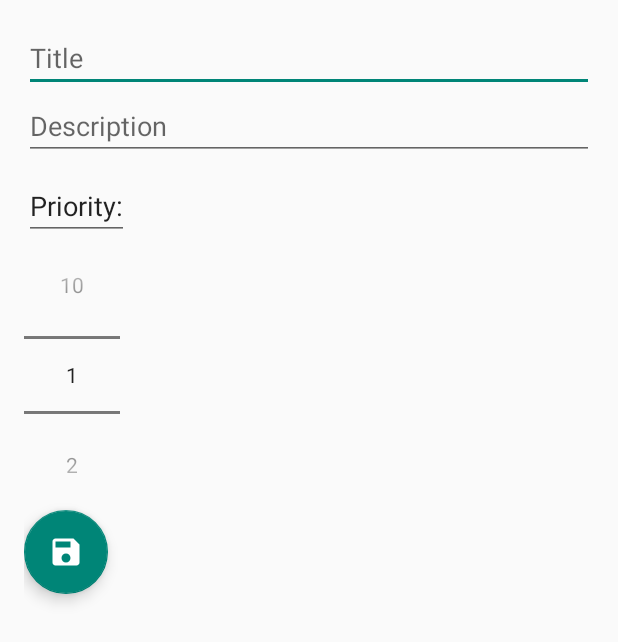
After one commit to shadowmanpat/ArchiterctureExample, an Android app: the AddNoteActivity screen opened directly, with no data from a screen before it, on a phone screen of 412 x 824 dp. The commit adds this screen. Shown: the top 642 px of the screen. Run offline under Robolectric (Android 15) with nearby library versions, the phone set to English and light mode, and no system bars.

Commit message:
save note

```diff
--- a/app/src/main/AndroidManifest.xml
+++ b/app/src/main/AndroidManifest.xml
@@ -19,7 +19,8 @@
         <activity
             android:name=".DrawerActivity"
             android:label="@string/title_activity_drawer"
-            android:theme="@style/Theme.AppCompat.Light.NoActionBar"></activity>
+            android:theme="@style/Theme.AppCompat.Light.NoActionBar" />
+        <activity android:name=".AddNoteActivity"></activity>
     </application>
 
 </manifest>
--- /dev/null
+++ b/app/src/main/java/com/nickagas/architerctureexample/AddNoteActivity.kt
@@ -0,0 +1,71 @@
+package com.nickagas.architerctureexample
+
+import android.app.Activity
+import android.content.Intent
+import android.support.v7.app.AppCompatActivity
+import android.os.Bundle
+import android.view.Menu
+import android.view.MenuItem
+import android.widget.Toast
+import kotlinx.android.synthetic.main.activity_add_note.*
+
+class AddNoteActivity : AppCompatActivity() {
+    companion object {
+        const val EXTRA_TITLE = "com.nickagas.architerctureexample.EXTRA_TITLE"
+        const val EXTRA_DESCRIPTION = "com.nickagas.architerctureexample.EXTRA_DESCRIPTION"
+        const val EXTRA_PRIORITY = "com.nickagas.architerctureexample.EXTRA_PRIORITY"
+    }
+
+    override fun onCreate(savedInstanceState: Bundle?) {
+
+
+        super.onCreate(savedInstanceState)
+        setContentView(R.layout.activity_add_note)
+
+        number_picker_priority.minValue = 1
+        number_picker_priority.maxValue =10
+        supportActionBar?.setHomeAsUpIndicator(R.drawable.ic_close)
+        setTitle("Add Note")
+
+        save_fab.setOnClickListener {
+            saveNote()
+        }
+    }
+
+    override fun onCreateOptionsMenu(menu: Menu?): Boolean {
+
+        var menuInflater = menuInflater
+        menuInflater.inflate(R.menu.add_note_menu, menu)
+        return true
+    }
+
+    override fun onOptionsItemSelected(item: MenuItem?): Boolean {
+
+        if(item?.itemId==R.id.save_note){
+            saveNote()
+            return true
+        }
+
+        return super.onOptionsItemSelected(item)
+    }
+
+    private fun saveNote() {
+        var title = edit_text_title.text.toString()
+        var description = edit_text_description.text.toString()
+        var priority = number_picker_priority.value
+
+        if(title.isEmpty() || description.isEmpty()){
+            Toast.makeText(this, "Please insert a tiitle and a description", Toast.LENGTH_SHORT).show()
+            return
+        }
+
+        val data = Intent()
+        data.putExtra(EXTRA_TITLE, title)
+        data.putExtra(EXTRA_DESCRIPTION, description)
+        data.putExtra(EXTRA_PRIORITY, priority)
+
+        setResult(Activity.RESULT_OK,data)
+        finish()
+
+     }
+}
--- /dev/null
+++ b/app/src/main/res/drawable/ic_add.xml
@@ -0,0 +1,5 @@
+<vector android:height="24dp" android:tint="#FFFFFF"
+    android:viewportHeight="24.0" android:viewportWidth="24.0"
+    android:width="24dp" xmlns:android="http://schemas.android.com/apk/res/android">
+    <path android:fillColor="#FF000000" android:pathData="M19,13h-6v6h-2v-6H5v-2h6V5h2v6h6v2z"/>
+</vector>
--- /dev/null
+++ b/app/src/main/res/drawable/ic_close.xml
@@ -0,0 +1,5 @@
+<vector android:height="24dp" android:tint="#FFFFFF"
+    android:viewportHeight="24.0" android:viewportWidth="24.0"
+    android:width="24dp" xmlns:android="http://schemas.android.com/apk/res/android">
+    <path android:fillColor="#FF000000" android:pathData="M19,6.41L17.59,5 12,10.59 6.41,5 5,6.41 10.59,12 5,17.59 6.41,19 12,13.41 17.59,19 19,17.59 13.41,12z"/>
+</vector>
--- /dev/null
+++ b/app/src/main/res/drawable/ic_save.xml
@@ -0,0 +1,5 @@
+<vector android:height="24dp" android:tint="#FFFFFF"
+    android:viewportHeight="24.0" android:viewportWidth="24.0"
+    android:width="24dp" xmlns:android="http://schemas.android.com/apk/res/android">
+    <path android:fillColor="#FF000000" android:pathData="M17,3L5,3c-1.11,0 -2,0.9 -2,2v14c0,1.1 0.89,2 2,2h14c1.1,0 2,-0.9 2,-2L21,7l-4,-4zM12,19c-1.66,0 -3,-1.34 -3,-3s1.34,-3 3,-3 3,1.34 3,3 -1.34,3 -3,3zM15,9L5,9L5,5h10v4z"/>
+</vector>
--- /dev/null
+++ b/app/src/main/res/layout/activity_add_note.xml
@@ -0,0 +1,42 @@
+<?xml version="1.0" encoding="utf-8"?>
+<LinearLayout xmlns:android="http://schemas.android.com/apk/res/android"
+    xmlns:app="http://schemas.android.com/apk/res-auto"
+    xmlns:tools="http://schemas.android.com/tools"
+    android:layout_width="match_parent"
+    android:layout_height="match_parent"
+    android:orientation="vertical"
+    android:padding="16dp"
+    tools:context=".AddNoteActivity">
+
+    <EditText
+        android:id="@+id/edit_text_title"
+        android:layout_width="match_parent"
+        android:layout_height="wrap_content"
+        android:hint="Title"
+        android:inputType="text"/>
+    <EditText
+        android:id="@+id/edit_text_description"
+        android:layout_width="match_parent"
+        android:layout_height="wrap_content"
+        android:hint="Description"
+        android:inputType="textMultiLine"/>
+<android.support.design.widget.TextInputEditText
+    android:layout_width="wrap_content"
+    android:layout_height="wrap_content"
+    android:text="Priority:"
+    android:layout_marginTop="8dp"
+    android:textAppearance="@style/Base.TextAppearance.AppCompat.Medium"/>
+
+    <NumberPicker
+        android:id="@+id/number_picker_priority"
+        android:layout_width="wrap_content"
+        android:layout_height="wrap_content"></NumberPicker>
+
+    <android.support.design.widget.FloatingActionButton
+        android:id="@+id/save_fab"
+        android:layout_width="wrap_content"
+        android:layout_height="wrap_content"
+        android:layout_marginEnd="8dp"
+        android:src="@drawable/ic_save"
+        app:layout_constraintEnd_toEndOf="parent" />
+</LinearLayout>
--- a/app/src/main/res/layout/note_item.xml
+++ b/app/src/main/res/layout/note_item.xml
@@ -1,5 +1,6 @@
 <?xml version="1.0" encoding="utf-8"?>
 <android.support.constraint.ConstraintLayout xmlns:android="http://schemas.android.com/apk/res/android"
+    xmlns:app="http://schemas.android.com/apk/res-auto"
     android:layout_width="match_parent"
     android:layout_height="wrap_content"
     android:layout_marginEnd="8dp"
@@ -39,4 +40,6 @@
           android:layout_below="@id/text_view_title"
           />
     </RelativeLayout>
+
+
 </android.support.constraint.ConstraintLayout>
--- /dev/null
+++ b/app/src/main/res/menu/add_note_menu.xml
@@ -0,0 +1,9 @@
+<?xml version="1.0" encoding="utf-8"?>
+<menu xmlns:android="http://schemas.android.com/apk/res/android"
+    xmlns:app="http://schemas.android.com/apk/res-auto">
+    <item
+        android:id="@+id/save_note"
+        android:icon="@drawable/ic_save"
+        android:title="Save"
+        app:showAsAction="ifRoom"/>
+</menu>
```
Also changed, not shown: app/src/main/java/com/nickagas/architerctureexample/MainActivity.kt (+30 -0 lines), app/src/main/res/layout/activity_main.xml (+8 -0 lines).
